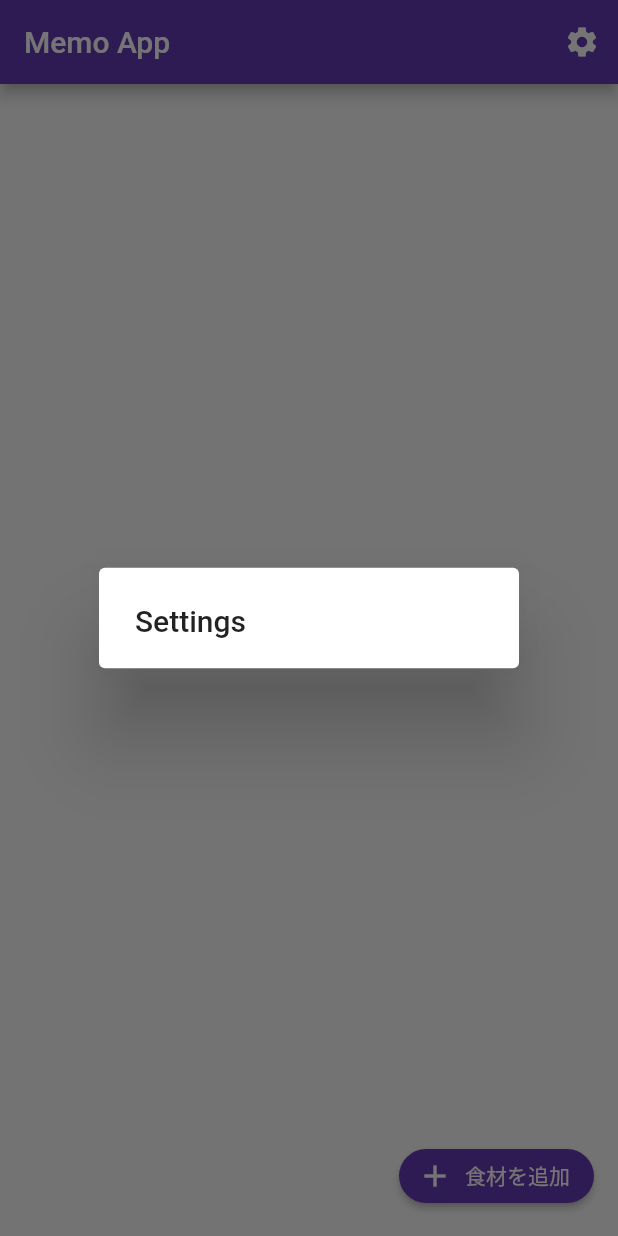
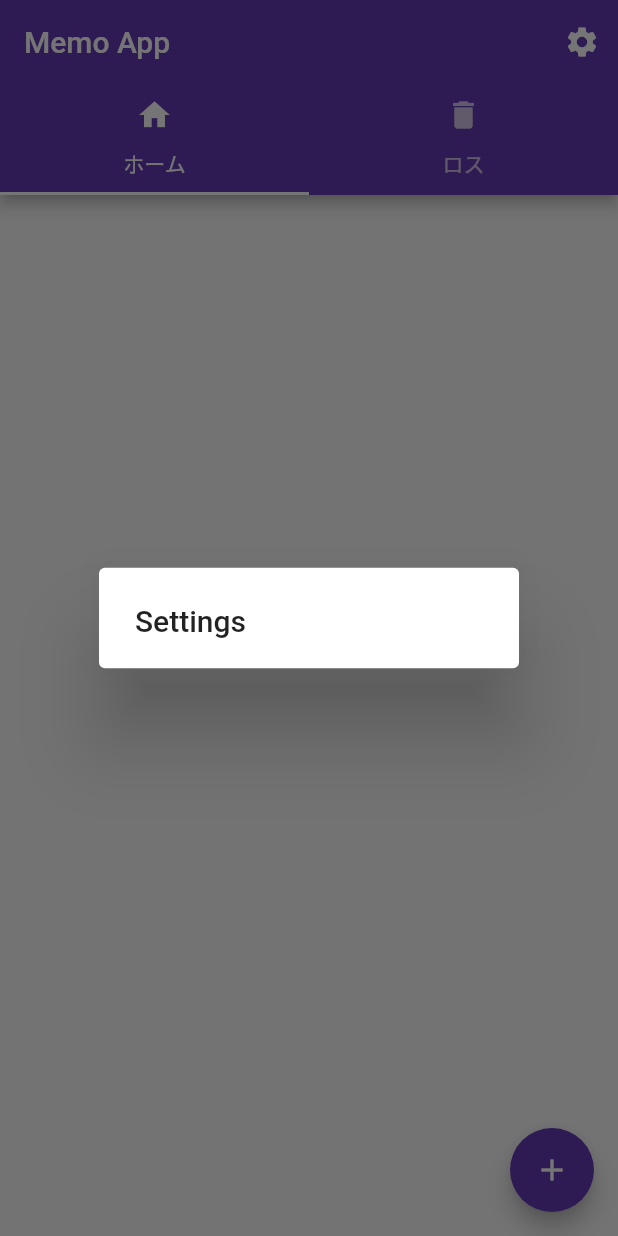
Before and after one commit to 3mako/flutter_application_1, a Flutter app: the screen it shows after launch, after a tap on the "settings" icon, on a phone screen of 412 x 824 dp. Run offline on Flutter 3.47's test engine with Material 2 defaults, Android fonts, the phone set to English and light mode, and no system bars; our stand-ins replace sqflite; accounts and stored records are empty.

Commit message:
途中経過

```diff
--- a/lib/main.dart
+++ b/lib/main.dart
@@ -23,8 +23,15 @@ class MemoListScreen extends StatefulWidget {
   _MemoListScreenState createState() => _MemoListScreenState();
 }
 
-class _MemoListScreenState extends State<MemoListScreen> {
+class _MemoListScreenState extends State<MemoListScreen> with SingleTickerProviderStateMixin {
   List<String> memos = [];
+  TabController? _tabController;
+
+  @override
+  void initState() {
+    super.initState();
+    _tabController = TabController(length: 2, vsync: this);
+  }
 
   @override
   Widget build(BuildContext context) {
@@ -34,14 +41,21 @@ class _MemoListScreenState extends State<MemoListScreen> {
         actions: [
           IconButton(
             icon: Icon(Icons.settings),
-            onPressed: () {
-              _showSettingsDialog();
-              // メニューなどの設定画面に遷移する処理を追加
-            },
+            onPressed: _showSettingsDialog,
           ),
         ],
+        bottom: TabBar(
+          controller: _tabController,
+          tabs: [
+            Tab(icon: Icon(Icons.home), text: 'ホーム'),
+            Tab(icon: Icon(Icons.delete), text: 'ロス'),
+          ],
         ),
-      body: ListView.builder(
+      ),
+      body: TabBarView(
+        controller: _tabController,
+        children: [
+          ListView.builder(
             itemCount: memos.length,
             itemBuilder: (context, index) {
               return Dismissible(
@@ -93,39 +107,26 @@ class _MemoListScreenState extends State<MemoListScreen> {
               );
             },
           ),
-
-
-
-      floatingActionButton: ElevatedButton.icon(
+          Center(child: Text('ロスの内容')),
+        ],
+      ),
+      floatingActionButton: FloatingActionButton(
         onPressed: () {
           _showAddMemoDialog(context);
         },
-        icon: Icon(Icons.add),
-        label: Text("食材を追加"),
-        style: ElevatedButton.styleFrom(
-          shape: RoundedRectangleBorder(
-            borderRadius: BorderRadius.circular(20),
+        child: Icon(Icons.add),
       ),
-          primary: Colors.deepPurple,
-          onPrimary: Colors.white,
-        ),
-
-      ),
-
-
-
     );
   }
 
-  void _showSettingsDialog(){
+  void _showSettingsDialog() {
     showDialog(
       context: context,
       builder: (BuildContext context) {
         return AlertDialog(
           title: Text("Settings"),
-
         );
-    }
+      },
     );
   }
 
@@ -150,7 +151,7 @@ class _MemoListScreenState extends State<MemoListScreen> {
       builder: (BuildContext context) {
         String newMemo = '';
         return AlertDialog(
-          title: Text('Add Memo'),
+          title: Text('追加'),
           content: TextField(
             onChanged: (value) {
               newMemo = value;
@@ -219,25 +220,13 @@ class _MemoDetailScreenState extends State<MemoDetailScreen> {
         padding: EdgeInsets.all(16),
         child: TextField(
           controller: _textEditingController,
-          onChanged: (value) {
-            // メモ内容が変更された場合の処理を追加
-          },
+          onChanged: (value) {},
         ),
       ),
-
-
-
       floatingActionButton: FloatingActionButton(
-        onPressed: () {
-          _saveMemo();
-        },
+        onPressed: _saveMemo,
         child: Icon(Icons.check),
       ),
-
-
-
-
-
     );
   }
 
```
Also changed, not shown: lib/base1.txt (+29 -40 lines). Lines whose indentation alone changed are shown as unchanged.
